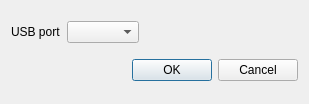
The window that src/gui/serialportconnectiondialog.ui (bartromgens/ledstripstudio) describes before a commit, drawn with Qt 5.
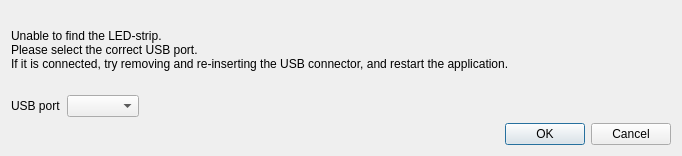
The same window after the commit.

Commit message: Create a serial port selection dialog

```diff
--- a/src/gui/serialportconnectiondialog.ui
+++ b/src/gui/serialportconnectiondialog.ui
@@ -6,25 +6,34 @@
    <rect>
     <x>0</x>
     <y>0</y>
-    <width>309</width>
-    <height>104</height>
+    <width>682</width>
+    <height>156</height>
    </rect>
   </property>
   <property name="windowTitle">
    <string>Dialog</string>
   </property>
   <layout class="QGridLayout" name="gridLayout">
-   <item row="0" column="0">
+   <item row="0" column="0" colspan="3">
+    <widget class="QLabel" name="label_2">
+     <property name="text">
+      <string>Unable to find the LED-strip.
+Please select the correct USB port.
+If it is connected, try removing and re-inserting the USB connector, and restart the application.</string>
+     </property>
+    </widget>
+   </item>
+   <item row="1" column="0">
     <widget class="QLabel" name="label">
      <property name="text">
       <string>USB port</string>
      </property>
     </widget>
    </item>
-   <item row="0" column="1">
+   <item row="1" column="1">
     <widget class="QComboBox" name="serialPortComboBox"/>
    </item>
-   <item row="0" column="2">
+   <item row="1" column="2">
     <spacer name="horizontalSpacer">
      <property name="orientation">
       <enum>Qt::Horizontal</enum>
@@ -37,7 +46,7 @@
      </property>
     </spacer>
    </item>
-   <item row="1" column="1" colspan="2">
+   <item row="2" column="1" colspan="2">
     <widget class="QDialogButtonBox" name="buttonBox">
      <property name="orientation">
       <enum>Qt::Horizontal</enum>
```
Left out of the diff: 2 changed lines with no effect on the pictures. The commit also changes 7 other files.
